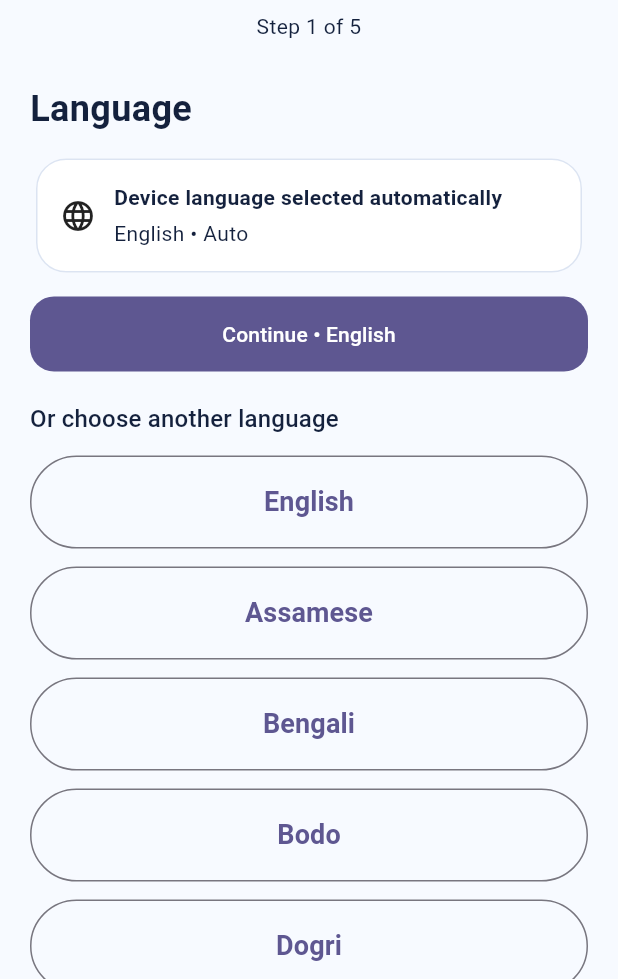
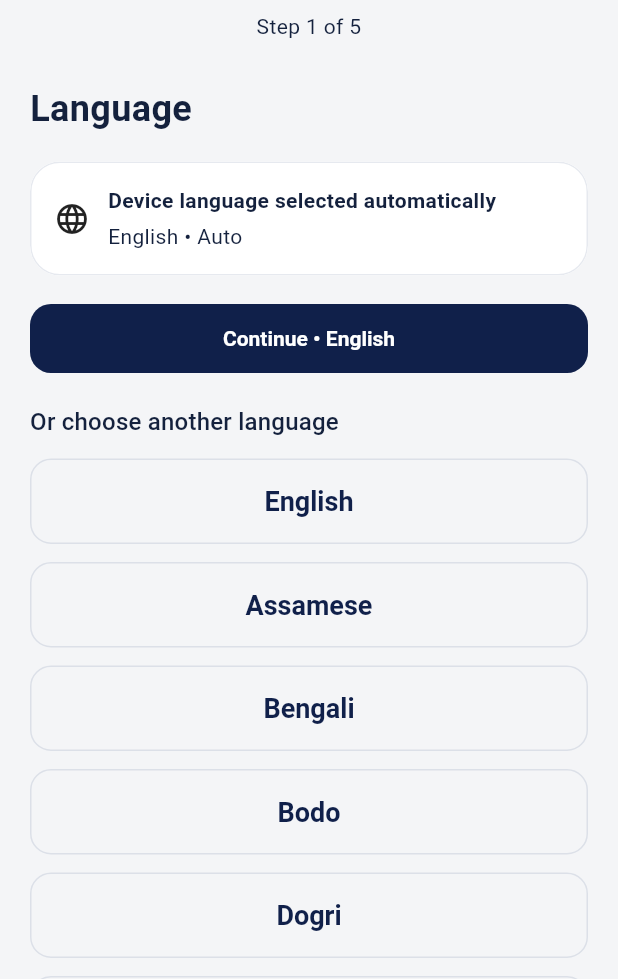
Before and after one commit to podx-bot/askodox, a Flutter app: the screen it shows after launch, on a phone screen of 412 x 824 dp, the part 257-1236 px from its top. Run offline on Flutter 3.47's test engine with Material 3 defaults, Android fonts, the phone set to English and light mode, and no system bars; our stand-ins replace file_picker, firebase_auth, firebase_core, firebase_messaging, flutter_blue_plus, flutter_map and 12 more; missing offline and left inert: firebase_app_installations, firebase_in_app_messaging, webview_flutter_android, zxing_lib; accounts and stored records are empty.

Commit message:
Redesign: one inner-page look for every page except Home
- askodox_inner_theme.dart: soft grey page, white bordered round cards, navy primary
  buttons and titles, blue links, white rounded inputs, green switches (the look of the
  approved Payments pages).
- App theme = inner theme; the shell (header, bottom bar, Home) keeps AppTheme.light
  exactly as before. Profile tab (branch 4) gets the inner theme.
- Work Mode and Profile backgrounds match the inner grey.

Co-Authored-By: Claude Opus 5.5 <noreply@anthropic.com>
Claude-Session: https://claude.ai/code/session_01Cw1qeJ9NvXhm93ozgp2Txt

```diff
--- a/lib/app.dart
+++ b/lib/app.dart
@@ -6,6 +6,7 @@ import 'package:flutter_riverpod/flutter_riverpod.dart';
 import 'config/brand/brand_config.dart';
 import 'config/router/app_router.dart';
 import 'config/theme/app_theme.dart';
+import 'shared/widgets/askodox_inner_theme.dart';
 import 'config/theme/askodox_design_tokens.dart';
 import 'core/providers/app_settings_provider.dart';
 import 'core/offline/offline_models.dart';
@@ -44,7 +45,8 @@ class PodxApp extends ConsumerWidget {
       debugShowCheckedModeBanner: false,
       title: BrandConfig.displayName,
       onGenerateTitle: (_) => BrandConfig.displayName,
-      theme: AppTheme.light,
+      // Inner pages (redesign 2026-11-13); the shell (Home) keeps AppTheme.light itself.
+      theme: askodoxInnerTheme(AppTheme.light),
       darkTheme: AppTheme.dark,
       // The shell is light; every pushed screen (Location, Privacy, Feedback,
       // Mobility, Videos) must match it -- dark here rendered them black.
--- a/lib/features/profile/presentation/profile_screen.dart
+++ b/lib/features/profile/presentation/profile_screen.dart
@@ -832,7 +832,7 @@ class _ProfileScreenState extends ConsumerState<ProfileScreen> {
     }
 
     return Scaffold(
-      backgroundColor: const Color(0xFFF4F7FC),
+      backgroundColor: const Color(0xFFF4F5F7),
       body: SingleChildScrollView(
         padding: const EdgeInsets.fromLTRB(16, 8, 16, 24),
         child: Column(crossAxisAlignment: CrossAxisAlignment.stretch, children: [
--- /dev/null
+++ b/lib/shared/widgets/askodox_inner_theme.dart
@@ -0,0 +1,120 @@
+import 'package:flutter/material.dart';
+
+/// The look of every inner page (redesign, owner 2026-11-13: "all inner pages in this model").
+/// Soft grey page, white cards with a thin border and round corners, dark-navy text and primary
+/// buttons, blue links. Home is NOT wrapped (owner: Home stays as it is).
+const askodoxInnerBg = Color(0xFFF4F5F7);
+const askodoxInnerInk = Color(0xFF10204A);
+const askodoxInnerMuted = Color(0xFF5A6478);
+const askodoxInnerLine = Color(0xFFE6E9EF);
+const askodoxInnerBlue = Color(0xFF2450C8);
+const askodoxInnerGreen = Color(0xFF17784C);
+
+ThemeData askodoxInnerTheme(ThemeData base) {
+  final radius14 = BorderRadius.circular(14);
+  final scheme = base.colorScheme.copyWith(
+    primary: askodoxInnerInk,
+    onPrimary: Colors.white,
+    secondary: askodoxInnerBlue,
+    surface: Colors.white,
+    onSurface: askodoxInnerInk,
+    surfaceTint: Colors.transparent,
+  );
+  return base.copyWith(
+    colorScheme: scheme,
+    scaffoldBackgroundColor: askodoxInnerBg,
+    canvasColor: askodoxInnerBg,
+    appBarTheme: base.appBarTheme.copyWith(
+      backgroundColor: askodoxInnerBg,
+      foregroundColor: askodoxInnerInk,
+      surfaceTintColor: Colors.transparent,
+      elevation: 0,
+      scrolledUnderElevation: 0,
+      centerTitle: false,
+      titleTextStyle: const TextStyle(fontSize: 20, fontWeight: FontWeight.w800, color: askodoxInnerInk),
+      iconTheme: const IconThemeData(color: askodoxInnerInk),
+    ),
+    cardTheme: CardThemeData(
+      color: Colors.white,
+      surfaceTintColor: Colors.transparent,
+      elevation: 0,
+      margin: const EdgeInsets.symmetric(vertical: 6),
+      clipBehavior: Clip.antiAlias,
+      shape: RoundedRectangleBorder(
+        borderRadius: BorderRadius.circular(20),
+        side: const BorderSide(color: askodoxInnerLine),
+      ),
+    ),
+    listTileTheme: const ListTileThemeData(
+      iconColor: askodoxInnerBlue,
+      textColor: askodoxInnerInk,
+      titleTextStyle: TextStyle(fontSize: 15, fontWeight: FontWeight.w700, color: askodoxInnerInk),
+      subtitleTextStyle: TextStyle(fontSize: 12.5, color: askodoxInnerMuted),
+    ),
+    dividerTheme: const DividerThemeData(color: Color(0xFFEEF0F4), thickness: 1, space: 1),
+    filledButtonTheme: FilledButtonThemeData(
+      style: FilledButton.styleFrom(
+        backgroundColor: askodoxInnerInk,
+        foregroundColor: Colors.white,
+        minimumSize: const Size(48, 46),
+        shape: RoundedRectangleBorder(borderRadius: radius14),
+        textStyle: const TextStyle(fontWeight: FontWeight.w700),
+      ),
+    ),
+    outlinedButtonTheme: OutlinedButtonThemeData(
+      style: OutlinedButton.styleFrom(
+        foregroundColor: askodoxInnerInk,
+        minimumSize: const Size(48, 46),
+        side: const BorderSide(color: Color(0xFFDCE0E8)),
+        shape: RoundedRectangleBorder(borderRadius: radius14),
+        textStyle: const TextStyle(fontWeight: FontWeight.w700),
+      ),
+    ),
+    textButtonTheme: TextButtonThemeData(
+      style: TextButton.styleFrom(foregroundColor: askodoxInnerBlue, textStyle: const TextStyle(fontWeight: FontWeight.w700)),
+    ),
+    inputDecorationTheme: base.inputDecorationTheme.copyWith(
+      filled: true,
+      fillColor: Colors.white,
+      border: OutlineInputBorder(borderRadius: radius14, borderSide: const BorderSide(color: Color(0xFFDCE0E8))),
+      enabledBorder: OutlineInputBorder(borderRadius: radius14, borderSide: const BorderSide(color: Color(0xFFDCE0E8))),
+      focusedBorder: OutlineInputBorder(borderRadius: radius14, borderSide: const BorderSide(color: askodoxInnerBlue, width: 1.5)),
+    ),
+    switchTheme: SwitchThemeData(
+      thumbColor: WidgetStateProperty.resolveWith((s) => Colors.white),
+      trackColor: WidgetStateProperty.resolveWith(
+          (s) => s.contains(WidgetState.selected) ? askodoxInnerGreen : const Color(0xFFC9CED8)),
+      trackOutlineColor: WidgetStateProperty.all(Colors.transparent),
+    ),
+    expansionTileTheme: const ExpansionTileThemeData(
+      shape: Border(),
+      collapsedShape: Border(),
+      iconColor: askodoxInnerInk,
+      collapsedIconColor: askodoxInnerMuted,
+    ),
+  );
+}
+
+/// Wrap an inner page (its Scaffold) to give it the inner-page look.
+class AskodoxInnerTheme extends StatelessWidget {
+  const AskodoxInnerTheme({super.key, required this.child});
+
+  final Widget child;
+
+  @override
+  Widget build(BuildContext context) => Theme(data: askodoxInnerTheme(Theme.of(context)), child: child);
+}
+
+/// A small grey heading above a group of cards ("ఎవరెవరి ఫోన్‌లో మాట్లాడాలి").
+class AskodoxSectionLabel extends StatelessWidget {
+  const AskodoxSectionLabel(this.text, {super.key});
+
+  final String text;
+
+  @override
+  Widget build(BuildContext context) => Padding(
+        padding: const EdgeInsets.fromLTRB(4, 16, 4, 8),
+        child: Text(text,
+            style: const TextStyle(fontSize: 12, fontWeight: FontWeight.w700, color: askodoxInnerMuted, letterSpacing: .4)),
+      );
+}
```
Also changed, not shown: lib/features/work_mode/presentation/work_mode_screens.dart (+5 -3 lines), lib/shared/widgets/app_shell.dart (+6 -3 lines).
